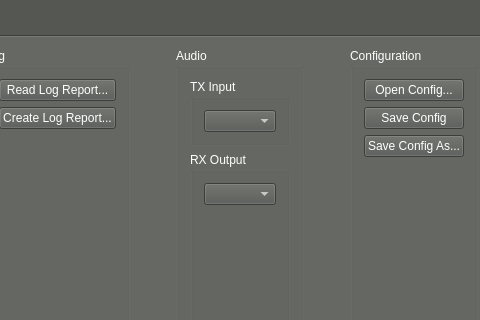
Qt form qtgui/mainwindow.ui (kb1vc/SoDaRadio) before a commit; both pictures show x 689 to 1169 and y 0 to 320 of the 1280 by 810 pixel window.
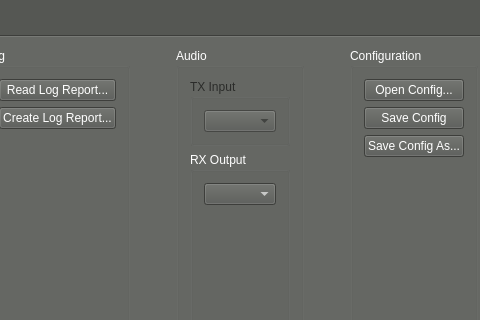
The same form after that commit. The open tabs and pages were chosen to show the change. Icons and pictures are not drawn. Custom widgets are drawn as their Qt base class.

Commit message:
Disabled TX audio selector until we get that part actually working.
Added timestamp to the buffer status report that soda_audio_listener
writes to the console.

Bumped the version to 6.0.1.

```diff
--- a/qtgui/mainwindow.ui
+++ b/qtgui/mainwindow.ui
@@ -1090,12 +1090,21 @@
             <layout class="QVBoxLayout" name="verticalLayout_26">
              <item>
               <widget class="QGroupBox" name="groupBox_9">
+               <property name="enabled">
+                <bool>false</bool>
+               </property>
+               <property name="toolTip">
+                <string>Look for this feature in a future feature edition. (It doesn't work yet.)</string>
+               </property>
                <property name="title">
                 <string>TX Input</string>
                </property>
                <layout class="QVBoxLayout" name="verticalLayout_31">
                 <item>
                  <widget class="QComboBox" name="audioIn_cb">
+                  <property name="enabled">
+                   <bool>false</bool>
+                  </property>
                   <property name="maximumSize">
                    <size>
                     <width>200</width>
```
Left out of the diff: 2 changed lines with no effect on the pictures. The commit also changes 2 other files.
